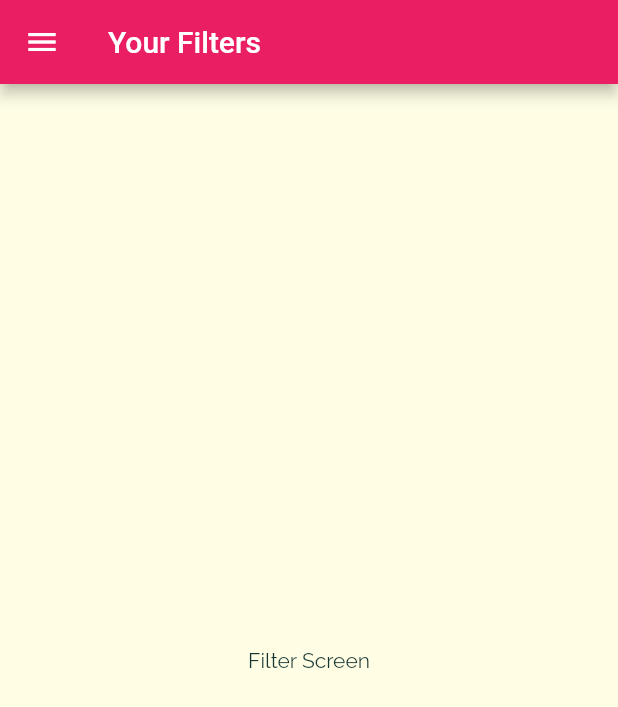
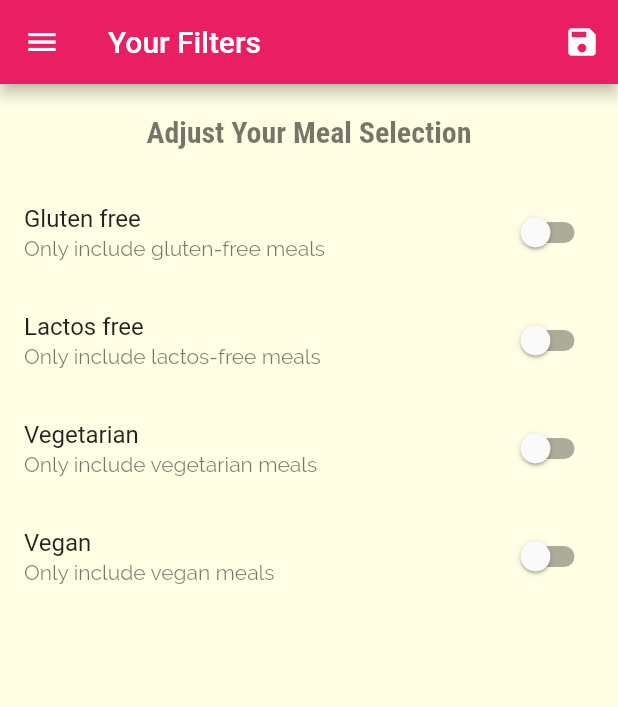
Before and after one commit to VamsiBoggala/meals_app_udemy, a Flutter app: the FiltersScreen screen opened by its route, on a phone screen of 412 x 824 dp. Shown: the top 707 px of the screen. Run offline on Flutter 3.47's test engine with Material 2 defaults, Android fonts, the phone set to English and light mode, and no system bars; missing offline and left inert: dart:ffi; network calls fail.

Commit message:
completing fiters

```diff
--- a/lib/main.dart
+++ b/lib/main.dart
@@ -1,8 +1,10 @@
-
+// ignore_for_file: prefer_final_fields, prefer_const_constructors
 
 
 import 'package:flutter/material.dart';
 
+import './dummy_data.dart';
+import './models/meal.dart';
 import 'screens/categories_screen.dart';
 import 'screens/category_meals_screen.dart';
 import 'screens/meal_detail_screen.dart';
@@ -13,10 +15,48 @@ void main() {
   runApp(const MyApp());
 }
 
-class MyApp extends StatelessWidget {
+class MyApp extends StatefulWidget {
   const MyApp({Key? key}) : super(key: key);
 
+  @override
+  State<MyApp> createState() => _MyAppState();
+}
+
+class _MyAppState extends State<MyApp> {
   // This widget is the root of your application.
+
+  Map<String, bool> _filters = {
+    'gluten': false,
+    'lactos': false,
+    'vegetarian': false,
+    'vegan': false,
+  };
+
+  List<Meal> _availableMeals = DUMMY_MEALS;
+
+  void _setFilters(Map<String, bool> filterData) {
+    setState(() {
+      _filters = filterData;
+
+      _availableMeals = DUMMY_MEALS.where((meal) {
+        if(_filters['gluten'] == true && !meal.isGlutenFree){
+          return false;
+        }
+        if(_filters['lactos'] == true && !meal.isLactoseFree){
+          return false;
+        }
+        if(_filters['vegan'] == true && !meal.isVegan){
+          return false;
+        }
+        if(_filters['vegetarian'] == true && !meal.isVegetarian){
+          return false;
+        }
+
+        return true;
+      }).toList();
+    });
+  }
+
   @override
   Widget build(BuildContext context) {
     return MaterialApp(
@@ -43,12 +83,12 @@ class MyApp extends StatelessWidget {
       ),
       routes: {
         '/': (ctx) => const TabsScreen(),
-        CategoryMealsScreen.routeName: (ctx) => CategoryMealsScreen(),
+        CategoryMealsScreen.routeName: (ctx) => CategoryMealsScreen(_availableMeals),
         MealDetailScreen.routeName: (ctx) => const MealDetailScreen(),
-        FiltersScreen.routName: (ctx) => FiltersScreen(),
+        FiltersScreen.routName: (ctx) => FiltersScreen(_filters, _setFilters),
       },
       onUnknownRoute: (settings) {
-          return MaterialPageRoute(builder: (ctx) => const CategoriesScreen());
+        return MaterialPageRoute(builder: (ctx) => const CategoriesScreen());
       },
     );
   }
--- a/lib/screens/category_meals_screen.dart
+++ b/lib/screens/category_meals_screen.dart
@@ -8,6 +8,10 @@ import '../dummy_data.dart';
 
 class CategoryMealsScreen extends StatefulWidget {
   static const routeName = '/category-meals';
+
+  final List<Meal> availableMeals;
+
+  CategoryMealsScreen(this.availableMeals);
 
   @override
   State<CategoryMealsScreen> createState() => _CategoryMealsScreenState();
@@ -37,7 +41,7 @@ class _CategoryMealsScreenState extends State<CategoryMealsScreen> {
       // final categoryId = routeArgs['id'] ?? " ";
       categoryTitle = args.title;
       final categoryId = args.id;
-      displayedMeals = DUMMY_MEALS.where((meal) {
+      displayedMeals = widget.availableMeals.where((meal) {
         return meal.categories.contains(categoryId);
       }).toList();
       _loadInitData = true;
--- a/lib/screens/filters_screen.dart
+++ b/lib/screens/filters_screen.dart
@@ -1,22 +1,136 @@
-// ignore_for_file: prefer_const_constructors
+// ignore_for_file: prefer_const_constructors, prefer_const_constructors_in_immutables, use_key_in_widget_constructors
+
+import 'dart:ffi';
 
 import 'package:flutter/material.dart';
 
 import '../widgets/main_drawer.dart';
 
-class FiltersScreen extends StatelessWidget {
-  const FiltersScreen({Key? key}) : super(key: key);
+class FiltersScreen extends StatefulWidget {
   static const routName = '/filters';
+
+  final Function saveFilters;
+  final Map<String, bool> currentFilters;
+
+  FiltersScreen(
+    this.currentFilters,
+    this.saveFilters,
+  );
+
+  @override
+  State<FiltersScreen> createState() => _FiltersScreenState();
+}
+
+class _FiltersScreenState extends State<FiltersScreen> {
+
+
+
+  var _glutenFree = false;
+  var _vegetarian = false;
+  var _vegan = false;
+  var _lactosFree = false;
+  @override
+  initState(){
+    _glutenFree = widget.currentFilters['gluten']!;
+    _vegan = widget.currentFilters['vegan']!;
+    _vegetarian = widget.currentFilters['vegetarian']!;
+    _lactosFree = widget.currentFilters['lactos']!;
+    super.initState();
+  }
+
+  Widget _buidSwitchListTile(
+    String title,
+    String decription,
+    bool currentValue,
+    Function(bool) upDateValue,
+  ) {
+    return SwitchListTile(
+      title: Text(title),
+      value: currentValue,
+      subtitle: Text(
+        decription,
+      ),
+      onChanged: upDateValue,
+    );
+  }
 
   @override
   Widget build(BuildContext context) {
     return Scaffold(
       appBar: AppBar(
         title: Text('Your Filters'),
+        actions: [
+          IconButton(
+            onPressed: () {
+              final selectedFilters = {
+                'gluten': _glutenFree,
+                'lactos': _lactosFree,
+                'vegetarian': _vegetarian,
+                'vegan': _vegan,
+              };
+              widget.saveFilters(selectedFilters);
+            },
+            icon: Icon(Icons.save),
+          )
+        ],
       ),
       drawer: MainDrawer(),
-      body: Center(
-        child: Text('Filter Screen'),
+      body: Column(
+        children: [
+          Container(
+            padding: const EdgeInsets.all(20),
+            child: Text(
+              'Adjust Your Meal Selection',
+              style: Theme.of(context).textTheme.caption,
+            ),
+          ),
+          Expanded(
+            child: ListView(
+              children: [
+                _buidSwitchListTile(
+                  'Gluten free',
+                  'Only include gluten-free meals',
+                  _glutenFree,
+                  (p0) {
+                    setState(() {
+                      _glutenFree = p0;
+                    });
+                  },
+                ),
+                _buidSwitchListTile(
+                  'Lactos free',
+                  'Only include lactos-free meals',
+                  _lactosFree,
+                  (p0) {
+                    setState(() {
+                      _lactosFree = p0;
+                    });
+                  },
+                ),
+                _buidSwitchListTile(
+                  'Vegetarian',
+                  'Only include vegetarian meals',
+                  _vegetarian,
+                  (p0) {
+                    setState(() {
+                      _vegetarian = p0;
+                    });
+                  },
+                ),
+                _buidSwitchListTile(
+                  'Vegan',
+                  'Only include vegan meals',
+                  _vegan,
+                  (p0) {
+                    setState(() {
+                      _vegan = p0;
+                    });
+                  },
+                ),
+              ],
+            ),
+          ),
+        ],
       ),
     );
   }
```
